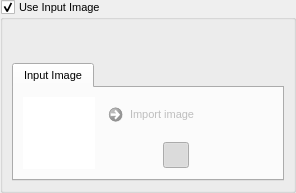
First picture: the form in src/airunner/widgets/input_image/templates/input_image.ui, repository Capsize-Games/airunner, before the edit.
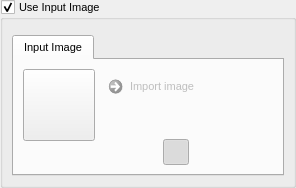
Second picture: the form after the edit. Icons and pictures are not drawn. Custom widgets are drawn as their Qt base class.

Patch:
```diff
--- a/src/airunner/widgets/input_image/templates/input_image.ui
+++ b/src/airunner/widgets/input_image/templates/input_image.ui
@@ -7,7 +7,7 @@
     <x>0</x>
     <y>0</y>
     <width>296</width>
-    <height>193</height>
+    <height>188</height>
    </rect>
   </property>
   <property name="maximumSize">
@@ -103,7 +103,7 @@
            <property name="maximumSize">
             <size>
              <width>16777215</width>
-             <height>118</height>
+             <height>16777215</height>
             </size>
            </property>
            <property name="font">
@@ -130,6 +130,12 @@
                    <height>72</height>
                   </size>
                  </property>
+                 <property name="maximumSize">
+                  <size>
+                   <width>72</width>
+                   <height>72</height>
+                  </size>
+                 </property>
                  <property name="cursor">
                   <cursorShape>PointingHandCursor</cursorShape>
                  </property>
@@ -137,15 +143,15 @@
                   <bool>false</bool>
                  </property>
                  <property name="styleSheet">
-                  <string notr="true">border-radius: 0; background: #fff;</string>
+                  <string notr="true"/>
                  </property>
                  <property name="text">
                   <string/>
                  </property>
                  <property name="iconSize">
                   <size>
-                   <width>72</width>
-                   <height>72</height>
+                   <width>92</width>
+                   <height>92</height>
                   </size>
                  </property>
                  <property name="flat">
@@ -197,6 +203,19 @@
                  </property>
                 </widget>
                </item>
+               <item>
+                <spacer name="verticalSpacer">
+                 <property name="orientation">
+                  <enum>Qt::Vertical</enum>
+                 </property>
+                 <property name="sizeHint" stdset="0">
+                  <size>
+                   <width>20</width>
+                   <height>40</height>
+                  </size>
+                 </property>
+                </spacer>
+               </item>
                <item>
                 <layout class="QHBoxLayout" name="horizontalLayout_2">
                  <property name="spacing">
```
Left out of the diff: 2 changed lines with no effect on the pictures.
